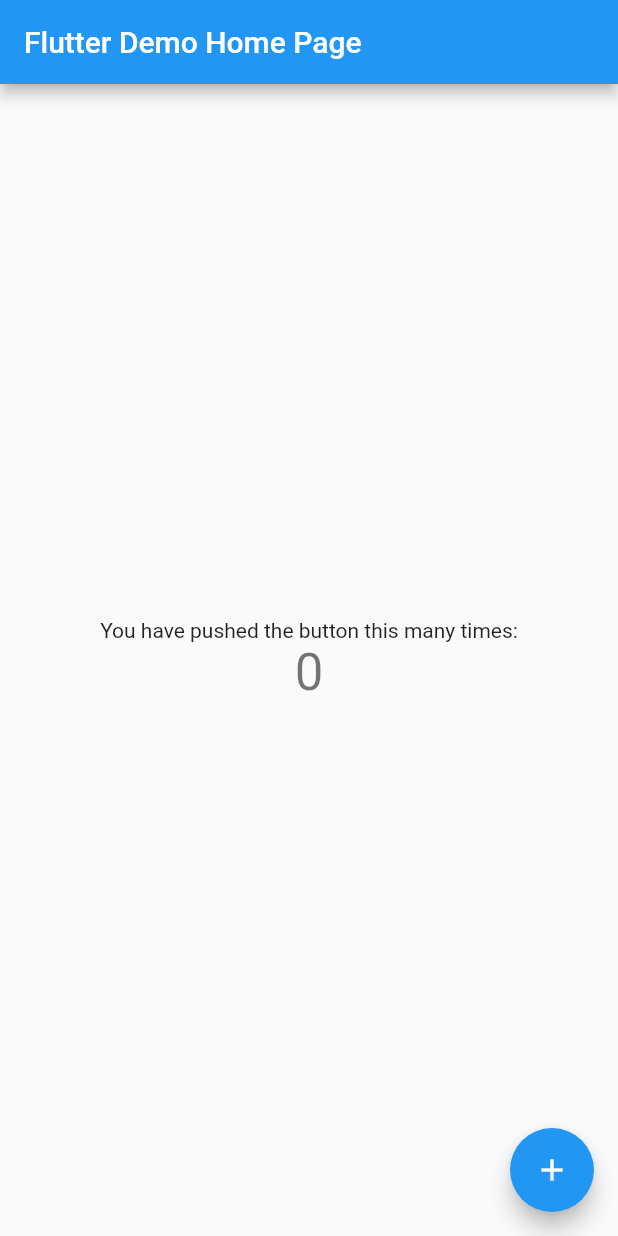
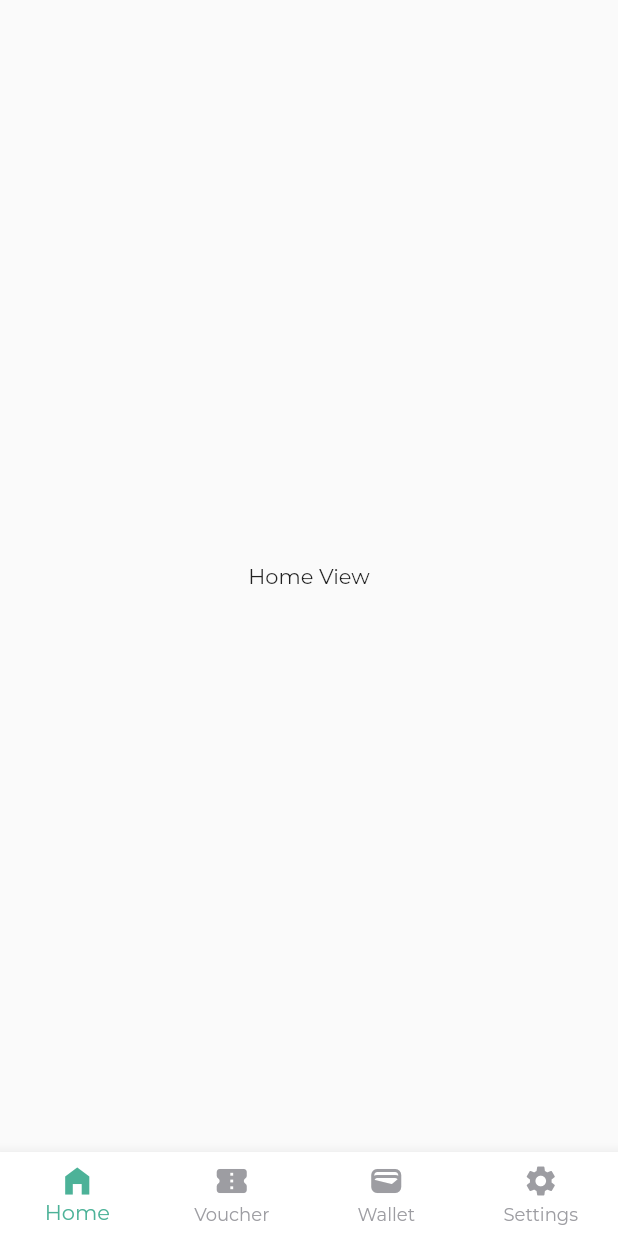
Before and after one commit to ikennaumeh/moniepoint-flutter, a Flutter app: the screen it shows after launch, on a phone screen of 412 x 824 dp. Run offline on Flutter 3.47's test engine with Material 2 defaults, Android fonts, the phone set to English and light mode, and no system bars.

Commit message:
tabbed home view and subsequent screens set up

```diff
--- a/lib/main.dart
+++ b/lib/main.dart
@@ -1,4 +1,5 @@
 import 'package:flutter/material.dart';
+import 'package:moniepoint/ui/views/tabbed_home/tabbed_home_view.dart';
 
 void main() {
   runApp(const MyApp());
@@ -11,105 +12,11 @@ class MyApp extends StatelessWidget {
   @override
   Widget build(BuildContext context) {
     return MaterialApp(
-      title: 'Flutter Demo',
+      title: 'Moniepoint',
       theme: ThemeData(
-        // This is the theme of your application.
-        //
-        // Try running your application with "flutter run". You'll see the
-        // application has a blue toolbar. Then, without quitting the app, try
-        // changing the primarySwatch below to Colors.green and then invoke
-        // "hot reload" (press "r" in the console where you ran "flutter run",
-        // or simply save your changes to "hot reload" in a Flutter IDE).
-        // Notice that the counter didn't reset back to zero; the application
-        // is not restarted.
-        primarySwatch: Colors.blue,
+        fontFamily: "Montserrat"
       ),
-      home: const MyHomePage(title: 'Flutter Demo Home Page'),
+      home: const TabbedHome(),
     );
   }
 }
-
-class MyHomePage extends StatefulWidget {
-  const MyHomePage({super.key, required this.title});
-
-  // This widget is the home page of your application. It is stateful, meaning
-  // that it has a State object (defined below) that contains fields that affect
-  // how it looks.
-
-  // This class is the configuration for the state. It holds the values (in this
-  // case the title) provided by the parent (in this case the App widget) and
-  // used by the build method of the State. Fields in a Widget subclass are
-  // always marked "final".
-
-  final String title;
-
-  @override
-  State<MyHomePage> createState() => _MyHomePageState();
-}
-
-class _MyHomePageState extends State<MyHomePage> {
-  int _counter = 0;
-
-  void _incrementCounter() {
-    setState(() {
-      // This call to setState tells the Flutter framework that something has
-      // changed in this State, which causes it to rerun the build method below
-      // so that the display can reflect the updated values. If we changed
-      // _counter without calling setState(), then the build method would not be
-      // called again, and so nothing would appear to happen.
-      _counter++;
-    });
-  }
-
-  @override
-  Widget build(BuildContext context) {
-    // This method is rerun every time setState is called, for instance as done
-    // by the _incrementCounter method above.
-    //
-    // The Flutter framework has been optimized to make rerunning build methods
-    // fast, so that you can just rebuild anything that needs updating rather
-    // than having to individually change instances of widgets.
-    return Scaffold(
-      appBar: AppBar(
-        // Here we take the value from the MyHomePage object that was created by
-        // the App.build method, and use it to set our appbar title.
-        title: Text(widget.title),
-      ),
-      body: Center(
-        // Center is a layout widget. It takes a single child and positions it
-        // in the middle of the parent.
-        child: Column(
-          // Column is also a layout widget. It takes a list of children and
-          // arranges them vertically. By default, it sizes itself to fit its
-          // children horizontally, and tries to be as tall as its parent.
-          //
-          // Invoke "debug painting" (press "p" in the console, choose the
-          // "Toggle Debug Paint" action from the Flutter Inspector in Android
-          // Studio, or the "Toggle Debug Paint" command in Visual Studio Code)
-          // to see the wireframe for each widget.
-          //
-          // Column has various properties to control how it sizes itself and
-          // how it positions its children. Here we use mainAxisAlignment to
-          // center the children vertically; the main axis here is the vertical
-          // axis because Columns are vertical (the cross axis would be
-          // horizontal).
-          mainAxisAlignment: MainAxisAlignment.center,
-          children: <Widget>[
-            const Text(
-              'You have pushed the button this many times:',
-            ),
-            Text(
-              '$_counter',
-              style: Theme.of(context).textTheme.headlineMedium,
-            ),
-          ],
-        ),
-      ),
-      floatingActionButton: FloatingActionButton(
-        onPressed: _incrementCounter,
-        tooltip: 'Increment',
-        child: const Icon(Icons.add),
-      ), // This trailing comma makes auto-formatting nicer for build methods.
-    );
-  }
-}
--- /dev/null
+++ b/lib/ui/base/index_tracker_view_model.dart
@@ -0,0 +1,16 @@
+import 'package:flutter/material.dart';
+
+class IndexTrackerViewModel extends ChangeNotifier{
+  // Holds the initial index state of property that needs it
+  int _currentIndex = 0;
+
+  /// This get the current index that has been captured
+  int get currentIndex => _currentIndex;
+
+  /// This helps to set the index to something new
+  void setIndex(int value) {
+    _currentIndex = value;
+    notifyListeners();
+  }
+
+}
--- /dev/null
+++ b/lib/ui/utilities/device_scaler.dart
@@ -0,0 +1,52 @@
+import 'dart:math';
+
+/// Proportionally scale vertical dimensions and fonts up and/or down depending
+/// on a device's screen height
+class DeviceScaler {
+  double? deviceHeight;
+
+  static final DeviceScaler _instance = DeviceScaler._privateConstructor();
+  DeviceScaler._privateConstructor();
+
+  factory DeviceScaler() => _instance;
+
+  /// iPhone X height in pt is our reference
+  static const double _referenceHeight = 812;
+
+  /// [minSize] This is the least height dimension you don't want to go below
+  /// [canScaleUp] Set to false if you don't want to scale above the [referenceSize]
+  /// [referenceSize] The size dimension you want to scale up or/and down.
+  double _scale(double referenceSize, {double? minSize, bool? canScaleUp = true}) {
+    if (deviceHeight == null) {
+      return referenceSize;
+    }
+
+    double ratio = deviceHeight! / _referenceHeight;
+
+    final scaledSize = (ratio * referenceSize)
+        .ceilToDouble();
+
+
+    if (canScaleUp != null && !canScaleUp && scaledSize > referenceSize) {
+      return referenceSize;
+    }
+
+    if (minSize == null) {
+      return scaledSize;
+    }
+
+    return max(minSize, scaledSize);
+  }
+
+  /// Font scaling is constrained to 11pt as the least size attainable
+  /// Use this to scale fonts
+  double _scaleFont(double referenceSize, {bool? canScaleUp = true}) {
+    return _scale(referenceSize, minSize: 10, canScaleUp: canScaleUp);
+  }
+}
+
+
+extension NumScaler on num {
+  double get scale => DeviceScaler()._scale(toDouble());
+  double get sf => DeviceScaler()._scaleFont(toDouble());
+}
--- /dev/null
+++ b/lib/ui/utilities/palette.dart
@@ -0,0 +1,9 @@
+import 'package:flutter/material.dart';
+
+class Palette {
+  static const Color primary = Color(0xff4cb298);
+  static const Color textColor = Color(0xff2b2d41);
+  static const Color pink = Color(0xffea7099);
+  static const Color grey = Color(0xff9d9da2);
+  static const Color white = Colors.white;
+}
--- /dev/null
+++ b/lib/ui/views/home/home_view.dart
@@ -0,0 +1,16 @@
+import 'package:flutter/material.dart';
+
+class HomeView extends StatelessWidget {
+  const HomeView({super.key});
+
+  @override
+  Widget build(BuildContext context) {
+    return const Scaffold(
+      body: Center(
+        child: Text(
+          "Home View"
+        ),
+      ),
+    );
+  }
+}
--- /dev/null
+++ b/lib/ui/views/tabbed_home/tabbed_home_view.dart
@@ -0,0 +1,111 @@
+import 'package:flutter/material.dart';
+import 'package:moniepoint/ui/utilities/device_scaler.dart';
+import 'package:moniepoint/ui/utilities/palette.dart';
+import 'package:moniepoint/ui/views/home/home_view.dart';
+import 'package:moniepoint/ui/views/settings/settings_view.dart';
+import 'package:moniepoint/ui/views/tabbed_home/tabbed_home_view_model.dart';
+import 'package:moniepoint/ui/views/voucher/voucher_view.dart';
+import 'package:moniepoint/ui/views/wallet/wallet_view.dart';
+import 'package:provider/provider.dart';
+
+class TabbedHome extends StatefulWidget {
+
+  const TabbedHome({
+    super.key,
+  });
+
+  @override
+  State<TabbedHome> createState() => _TabbedHomeState();
+}
+
+class _TabbedHomeState extends State<TabbedHome> {
+  late TabbedHomeViewModel _model;
+
+  @override
+  void initState() {
+    _model = TabbedHomeViewModel();
+    super.initState();
+  }
+
+   @override
+  void didChangeDependencies() {
+    initializeDimensionScaler();
+    super.didChangeDependencies();
+  }
+
+  void initializeDimensionScaler() {
+    double deviceHeight = MediaQuery.of(context).size.height;
+    DeviceScaler().deviceHeight = deviceHeight;
+  }
+
+  @override
+  Widget build(BuildContext context) {
+    return ChangeNotifierProvider<TabbedHomeViewModel>(
+      create: (_) => _model,
+      child: Consumer<TabbedHomeViewModel>(
+        builder: (_, model, __) {
+          return Scaffold(
+            body: GetIndexView(
+              index: model.currentIndex,
+            ),
+            bottomNavigationBar: BottomNavigationBar(
+              backgroundColor: Palette.white,
+              selectedItemColor: Palette.primary,
+              unselectedItemColor: Palette.grey,
+              currentIndex: model.currentIndex,
+              onTap: model.setIndex,
+              type: BottomNavigationBarType.fixed,
+              items: const [
+                BottomNavigationBarItem(
+                  icon: Icon(Icons.home_filled, color: Palette.grey,),
+                  activeIcon: Icon(Icons.home_filled, color: Palette.primary,),
+                  label: 'Home',
+                ),
+                BottomNavigationBarItem(
+                  icon: Icon(Icons.confirmation_number_rounded, color: Palette.grey,),
+                  activeIcon: Icon(Icons.confirmation_number_rounded, color: Palette.primary,),
+                  label: 'Voucher',
+                ),
+                BottomNavigationBarItem(
+                  icon: Icon(Icons.wallet, color: Palette.grey,),
+                  activeIcon: Icon(Icons.wallet, color: Palette.primary,),
+                  label: 'Wallet',
+                ),
+                BottomNavigationBarItem(
+                  icon: Icon(Icons.settings, color: Palette.grey,),
+                  activeIcon: Icon(Icons.settings, color: Palette.primary,),
+                  label: 'Settings',
+                ),
+
+              ],
+            ),
+          );
+        },
+      ),
+    );
+  }
+}
+
+class GetIndexView extends StatelessWidget {
+  final int? index;
+  const GetIndexView({
+    Key? key,
+    this.index,
+  }) : super(key: key);
+
+  @override
+  Widget build(BuildContext context) {
+    switch (index) {
+      case 0:
+        return const HomeView();
+      case 1:
+        return const VoucherView();
+      case 2:
+        return const WalletView();
+      case 3:
+        return const SettingsView();
+      default:
+        return const HomeView();
+    }
+  }
+}
--- /dev/null
+++ b/lib/ui/views/tabbed_home/tabbed_home_view_model.dart
@@ -0,0 +1,3 @@
+import 'package:moniepoint/ui/base/index_tracker_view_model.dart';
+
+class TabbedHomeViewModel extends IndexTrackerViewModel{}
```
Also changed, not shown: lib/ui/views/settings/settings_view.dart (added, +16 -0 lines), lib/ui/views/voucher/voucher_view.dart (added, +16 -0 lines), lib/ui/views/wallet/wallet_view.dart (added, +16 -0 lines), pubspec.yaml (+12 -23 lines), assets/fonts/Montserrat-Bold.ttf (added), assets/fonts/Montserrat-ExtraBold.ttf (added), assets/fonts/Montserrat-Regular.ttf (added), pubspec.lock.
